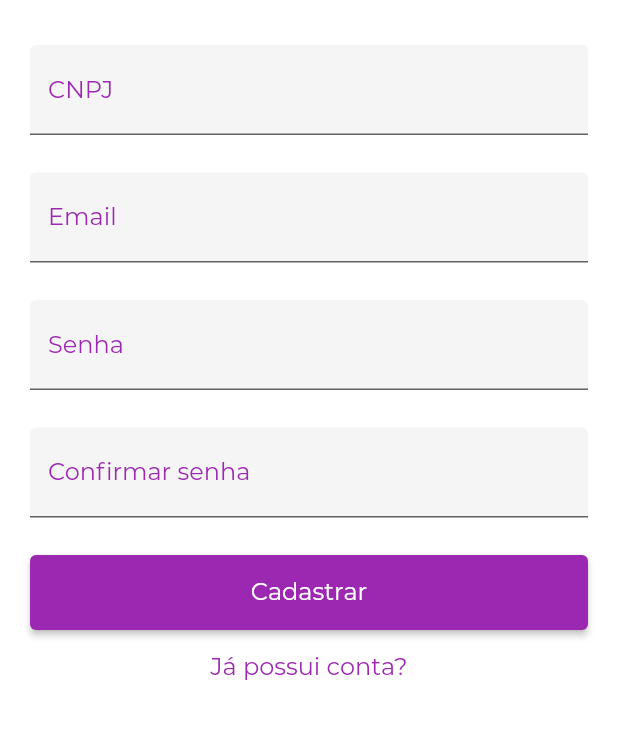
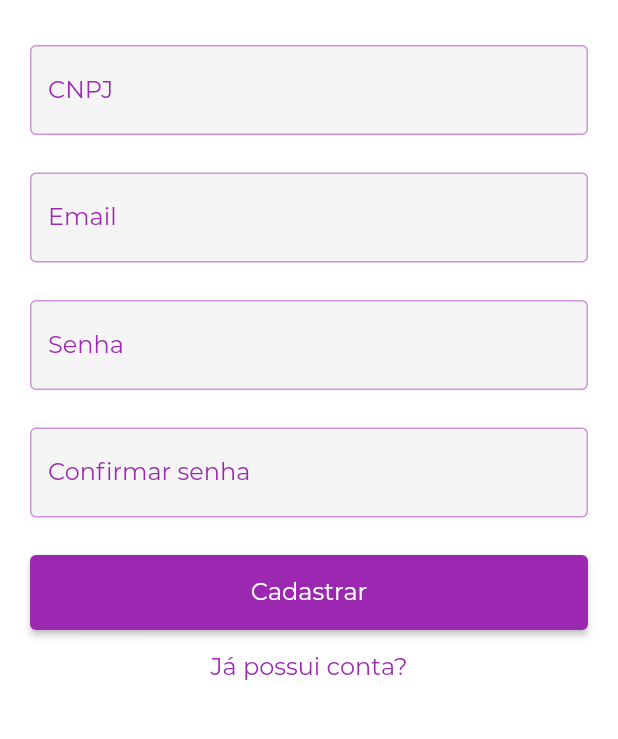
Before and after one commit to gbmatheus/mobile_imobiliaria, a Flutter app: the SignUpPage screen opened by its route, on a phone screen of 412 x 824 dp, the part 375-1114 px from its top. Run offline on Flutter 3.47's test engine with Material 2 defaults, Android fonts, the phone set to English and light mode, and no system bars; our stand-ins replace flutter_masked_text; project files that could hold a hidden picture were left out.

Commit message:
Adicionando icone

```diff
--- a/imobe_app/lib/src/base/input_field_base.dart
+++ b/imobe_app/lib/src/base/input_field_base.dart
@@ -4,6 +4,7 @@ import 'package:flutter_masked_text/flutter_masked_text.dart';
 
 class InputTextField extends StatelessWidget {
   final String label;
+  final Icon icon;
   final String helpText;
   final TextInputType inputType;
   final bool obscure;
@@ -15,6 +16,7 @@ class InputTextField extends StatelessWidget {
     @required this.label,
     @required this.valid,
     @required this.save,
+    this.icon = null,
     this.helpText = '',
     this.inputType = TextInputType.text,
     this.obscure = false,
@@ -32,11 +34,12 @@ class InputTextField extends StatelessWidget {
           cursorColor: Colors.purple,
           textCapitalization: capitalize,
           decoration: InputDecoration(
-            // enabledBorder: UnderlineInputBorder(
-            //     borderSide: BorderSide(color: Colors.purple[200])),
-            focusedBorder: UnderlineInputBorder(
+            enabledBorder: OutlineInputBorder(
+                borderSide: BorderSide(color: Colors.purple[200])),
+            focusedBorder: OutlineInputBorder(
                 borderSide: BorderSide(color: Colors.purple)),
             filled: true,
+            prefixIcon: icon,
             labelText: label,
             labelStyle: TextStyle(color: Colors.purple, fontSize: 16.0),
             helperText: this.helpText,
@@ -52,6 +55,7 @@ class InputTextField extends StatelessWidget {
 class InputMaskTextField extends StatelessWidget {
   final String masked;
   final String label;
+  final Icon icon;
   final String helpText;
   final String Function(String value) valid;
   final void Function(String value) save;
@@ -61,6 +65,7 @@ class InputMaskTextField extends StatelessWidget {
     @required this.label,
     @required this.valid,
     @required this.save,
+    this.icon = null,
     this.helpText = '',
   });
 
@@ -72,11 +77,12 @@ class InputMaskTextField extends StatelessWidget {
           keyboardType: TextInputType.number,
           cursorColor: Colors.purple,
           decoration: InputDecoration(
-            // enabledBorder: UnderlineInputBorder(
-            //     borderSide: BorderSide(color: Colors.purple[200])),
-            focusedBorder: UnderlineInputBorder(
+            enabledBorder: OutlineInputBorder(
+                borderSide: BorderSide(color: Colors.purple[200])),
+            focusedBorder: OutlineInputBorder(
                 borderSide: BorderSide(color: Colors.purple)),
             filled: true,
+            prefixIcon: icon,
             labelText: this.label,
             labelStyle: TextStyle(color: Colors.purple, fontSize: 16.0),
             helperText: this.helpText,
```
